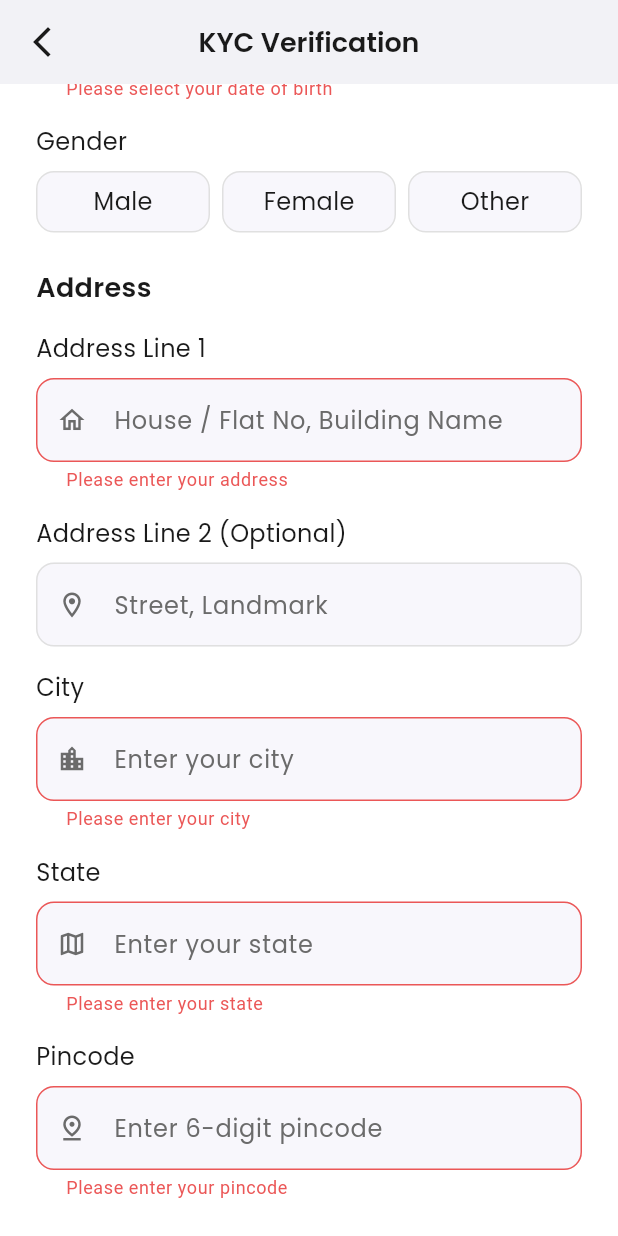
After one commit to Flowly-Finance-App/Flowly-Finance-frontend, a Flutter app: the KycScreen screen opened directly, scrolled down 228 dp, after a tap on "Continue", on a phone screen of 412 x 824 dp. The commit adds this screen. Run offline on Flutter 3.47's test engine with Material 3 defaults, Android fonts, the phone set to English and light mode, and no system bars; our stand-ins replace flutter_riverpod, google_fonts.

Commit message:
Day 6: KYC screen with personal info, date picker, gender selection, address fields

```diff
--- /dev/null
+++ b/lib/features/auth/presentation/kyc_screen.dart
@@ -0,0 +1,275 @@
+import 'package:flutter/material.dart';
+import '../../../core/constants/app_colors.dart';
+import '../../../core/constants/app_spacing.dart';
+import '../../../core/constants/app_text_styles.dart';
+import '../../../core/widgets/app_button.dart';
+import '../../../core/widgets/app_text_field.dart';
+
+enum Gender { male, female, other }
+
+class KycScreen extends StatefulWidget {
+  const KycScreen({super.key});
+
+  @override
+  State<KycScreen> createState() => _KycScreenState();
+}
+
+class _KycScreenState extends State<KycScreen> {
+  final _formKey = GlobalKey<FormState>();
+
+  final _dobController = TextEditingController();
+  final _addressLine1Controller = TextEditingController();
+  final _addressLine2Controller = TextEditingController();
+  final _cityController = TextEditingController();
+  final _stateController = TextEditingController();
+  final _pincodeController = TextEditingController();
+
+  Gender? _selectedGender;
+  DateTime? _selectedDate;
+  bool _isLoading = false;
+
+  @override
+  void dispose() {
+    _dobController.dispose();
+    _addressLine1Controller.dispose();
+    _addressLine2Controller.dispose();
+    _cityController.dispose();
+    _stateController.dispose();
+    _pincodeController.dispose();
+    super.dispose();
+  }
+
+  Future<void> _pickDate() async {
+    final today = DateTime.now();
+    final initialDate = DateTime(today.year - 18, today.month, today.day);
+
+    final pickedDate = await showDatePicker(
+      context: context,
+      initialDate: initialDate,
+      firstDate: DateTime(1940),
+      lastDate: DateTime(today.year - 18, today.month, today.day),
+      helpText: 'Select Date of Birth',
+    );
+
+    if (pickedDate != null) {
+      setState(() {
+        _selectedDate = pickedDate;
+        _dobController.text =
+            '${pickedDate.day.toString().padLeft(2, '0')}/${pickedDate.month.toString().padLeft(2, '0')}/${pickedDate.year}';
+      });
+    }
+  }
+
+  void _handleContinue() {
+    if (!_formKey.currentState!.validate()) {
+      return;
+    }
+
+    if (_selectedGender == null) {
+      ScaffoldMessenger.of(context).showSnackBar(
+        const SnackBar(content: Text('Please select your gender')),
+      );
+      return;
+    }
+
+    setState(() => _isLoading = true);
+
+    // TODO Day 27: ഇവിടെ actual KYC Submit API call ചെയ്യണം
+    Future.delayed(const Duration(seconds: 2), () {
+      if (!mounted) return;
+      setState(() => _isLoading = false);
+
+      ScaffoldMessenger.of(context).showSnackBar(
+        const SnackBar(content: Text('KYC info saved (API not connected yet)')),
+      );
+    });
+  }
+
+  @override
+  Widget build(BuildContext context) {
+    return Scaffold(
+      backgroundColor: AppColors.background,
+      appBar: AppBar(
+        backgroundColor: AppColors.background,
+        elevation: 0,
+        title: Text('KYC Verification', style: AppTextStyles.subheading),
+        centerTitle: true,
+        leading: IconButton(
+          icon: const Icon(Icons.arrow_back_ios_new, color: AppColors.textPrimary),
+          onPressed: () => Navigator.of(context).pop(),
+        ),
+      ),
+      body: SafeArea(
+        child: SingleChildScrollView(
+          padding: const EdgeInsets.symmetric(horizontal: AppSpacing.lg, vertical: AppSpacing.md),
+          child: Form(
+            key: _formKey,
+            child: Column(
+              crossAxisAlignment: CrossAxisAlignment.start,
+              children: [
+                Text('Personal Information', style: AppTextStyles.heading),
+                const SizedBox(height: AppSpacing.xs),
+                Text(
+                  'Please provide your personal details for verification',
+                  style: AppTextStyles.bodySecondary,
+                ),
+
+                const SizedBox(height: AppSpacing.xl),
+
+                // Date of Birth (Read-only, opens date picker)
+                GestureDetector(
+                  onTap: _pickDate,
+                  child: AbsorbPointer(
+                    child: AppTextField(
+                      label: 'Date of Birth',
+                      hintText: 'DD/MM/YYYY',
+                      controller: _dobController,
+                      prefixIcon: Icons.calendar_today_outlined,
+                      validator: (value) {
+                        if (value == null || value.isEmpty) {
+                          return 'Please select your date of birth';
+                        }
+                        return null;
+                      },
+                    ),
+                  ),
+                ),
+
+                const SizedBox(height: AppSpacing.md),
+
+                // Gender Selection
+                Text('Gender', style: AppTextStyles.body),
+                const SizedBox(height: AppSpacing.sm),
+                Row(
+                  children: [
+                    _buildGenderOption(Gender.male, 'Male'),
+                    const SizedBox(width: AppSpacing.sm),
+                    _buildGenderOption(Gender.female, 'Female'),
+                    const SizedBox(width: AppSpacing.sm),
+                    _buildGenderOption(Gender.other, 'Other'),
+                  ],
+                ),
+
+                const SizedBox(height: AppSpacing.lg),
+
+                Text('Address', style: AppTextStyles.subheading),
+                const SizedBox(height: AppSpacing.md),
+
+                AppTextField(
+                  label: 'Address Line 1',
+                  hintText: 'House / Flat No, Building Name',
+                  controller: _addressLine1Controller,
+                  prefixIcon: Icons.home_outlined,
+                  validator: (value) {
+                    if (value == null || value.trim().isEmpty) {
+                      return 'Please enter your address';
+                    }
+                    return null;
+                  },
+                ),
+
+                const SizedBox(height: AppSpacing.md),
+
+                AppTextField(
+                  label: 'Address Line 2 (Optional)',
+                  hintText: 'Street, Landmark',
+                  controller: _addressLine2Controller,
+                  prefixIcon: Icons.location_on_outlined,
+                ),
+
+                const SizedBox(height: AppSpacing.md),
+
+                AppTextField(
+                  label: 'City',
+                  hintText: 'Enter your city',
+                  controller: _cityController,
+                  prefixIcon: Icons.location_city_outlined,
+                  validator: (value) {
+                    if (value == null || value.trim().isEmpty) {
+                      return 'Please enter your city';
+                    }
+                    return null;
+                  },
+                ),
+
+                const SizedBox(height: AppSpacing.md),
+
+                AppTextField(
+                  label: 'State',
+                  hintText: 'Enter your state',
+                  controller: _stateController,
+                  prefixIcon: Icons.map_outlined,
+                  validator: (value) {
+                    if (value == null || value.trim().isEmpty) {
+                      return 'Please enter your state';
+                    }
+                    return null;
+                  },
+                ),
+
+                const SizedBox(height: AppSpacing.md),
+
+                AppTextField(
+                  label: 'Pincode',
+                  hintText: 'Enter 6-digit pincode',
+                  controller: _pincodeController,
+                  keyboardType: TextInputType.number,
+                  prefixIcon: Icons.pin_drop_outlined,
+                  validator: (value) {
+                    if (value == null || value.trim().isEmpty) {
+                      return 'Please enter your pincode';
+                    }
+                    if (value.trim().length != 6) {
+                      return 'Enter a valid 6-digit pincode';
+                    }
+                    return null;
+                  },
+                ),
+
+                const SizedBox(height: AppSpacing.xl),
+
+                AppButton(
+                  label: 'Continue',
+                  onPressed: _handleContinue,
+                  isLoading: _isLoading,
+                ),
+
+                const SizedBox(height: AppSpacing.lg),
+              ],
+            ),
+          ),
+        ),
+      ),
+    );
+  }
+
+  Widget _buildGenderOption(Gender gender, String label) {
+    final isSelected = _selectedGender == gender;
+
+    return Expanded(
+      child: GestureDetector(
+        onTap: () => setState(() => _selectedGender = gender),
+        child: Container(
+          padding: const EdgeInsets.symmetric(vertical: AppSpacing.sm),
+          decoration: BoxDecoration(
+            color: isSelected ? AppColors.primary.withValues(alpha: 0.1) : AppColors.surface,
+            borderRadius: BorderRadius.circular(AppSpacing.radiusMd),
+            border: Border.all(
+              color: isSelected ? AppColors.primary : AppColors.border,
+              width: isSelected ? 1.5 : 1,
+            ),
+          ),
+          child: Center(
+            child: Text(
+              label,
+              style: AppTextStyles.body.copyWith(
+                color: isSelected ? AppColors.primary : AppColors.textPrimary,
+                fontWeight: isSelected ? FontWeight.w600 : FontWeight.w400,
+              ),
+            ),
+          ),
+        ),
+      ),
+    );
+  }
+}
--- a/lib/features/auth/presentation/register_screen.dart
+++ b/lib/features/auth/presentation/register_screen.dart
@@ -1,9 +1,11 @@
+import 'package:flowly_finance_app/features/auth/presentation/kyc_screen.dart';
 import 'package:flutter/material.dart';
 import '../../../core/constants/app_colors.dart';
 import '../../../core/constants/app_spacing.dart';
 import '../../../core/constants/app_text_styles.dart';
 import '../../../core/widgets/app_button.dart';
 import '../../../core/widgets/app_text_field.dart';
+
 
 class RegisterScreen extends StatefulWidget {
   const RegisterScreen({super.key});
@@ -53,8 +55,8 @@ class _RegisterScreenState extends State<RegisterScreen> {
       if (!mounted) return;
       setState(() => _isLoading = false);
 
-      ScaffoldMessenger.of(context).showSnackBar(
-        const SnackBar(content: Text('Register button pressed (API not connected yet)')),
+      Navigator.of(context).pushReplacement(
+        MaterialPageRoute(builder: (context) => const KycScreen()),
       );
     });
   }
```
